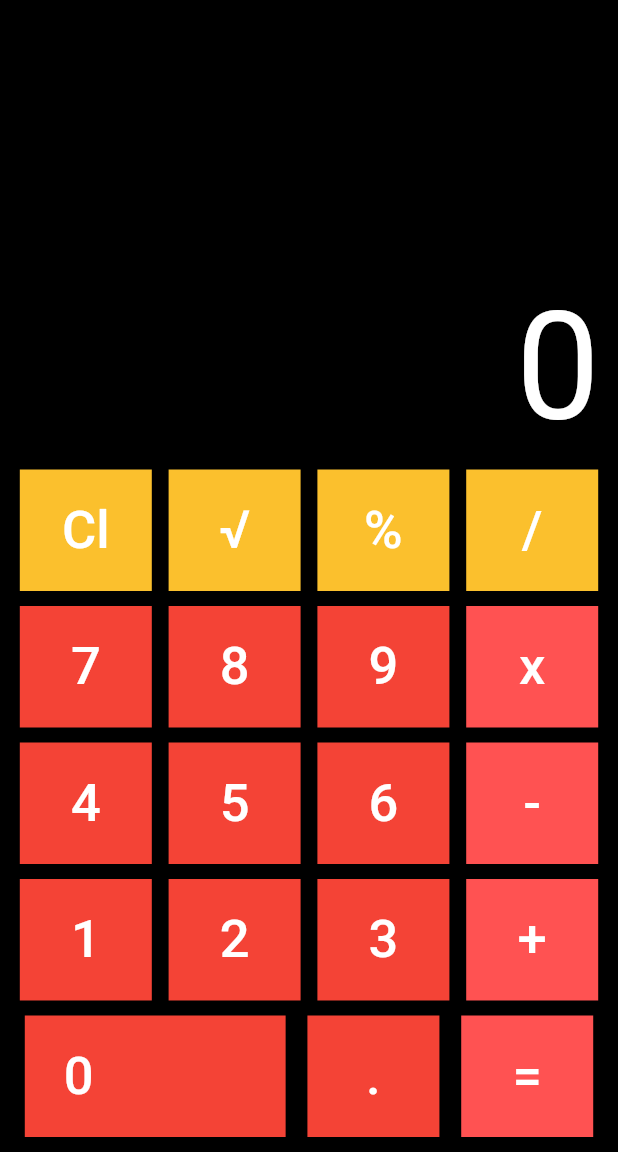
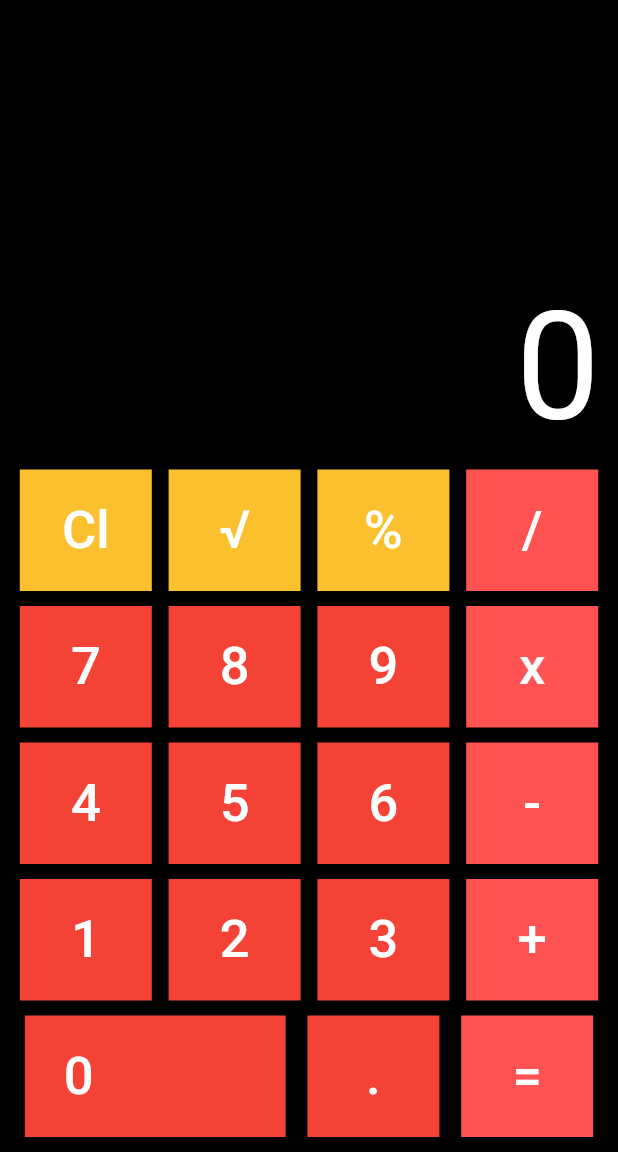
Before and after one commit to MRK2705/Calculadora_MirkoAlarcon, a Flutter app: the screen it shows after launch, on a phone screen of 412 x 824 dp, the part 84-1236 px from its top. Run offline on Flutter 3.47's test engine with Material 2 defaults, Android fonts, the phone set to English and light mode, and no system bars.

Commit message:
cambio color lines 84

```diff
--- a/lib/main.dart
+++ b/lib/main.dart
@@ -81,7 +81,7 @@ class _CalculatorState extends State<Calculator> {
                 calcbutton('Cl',Colors.yellow[700]!,Colors.white),
                 calcbutton('√',Colors.yellow[700]!,Colors.white),
                 calcbutton('%',Colors.yellow[700]!,Colors.white),
-                calcbutton('/',Colors.yellow[700]!,Colors.white),
+                calcbutton('/',Colors.redAccent,Colors.white),
               ],
             ),
             SizedBox(height: 10,),
```
